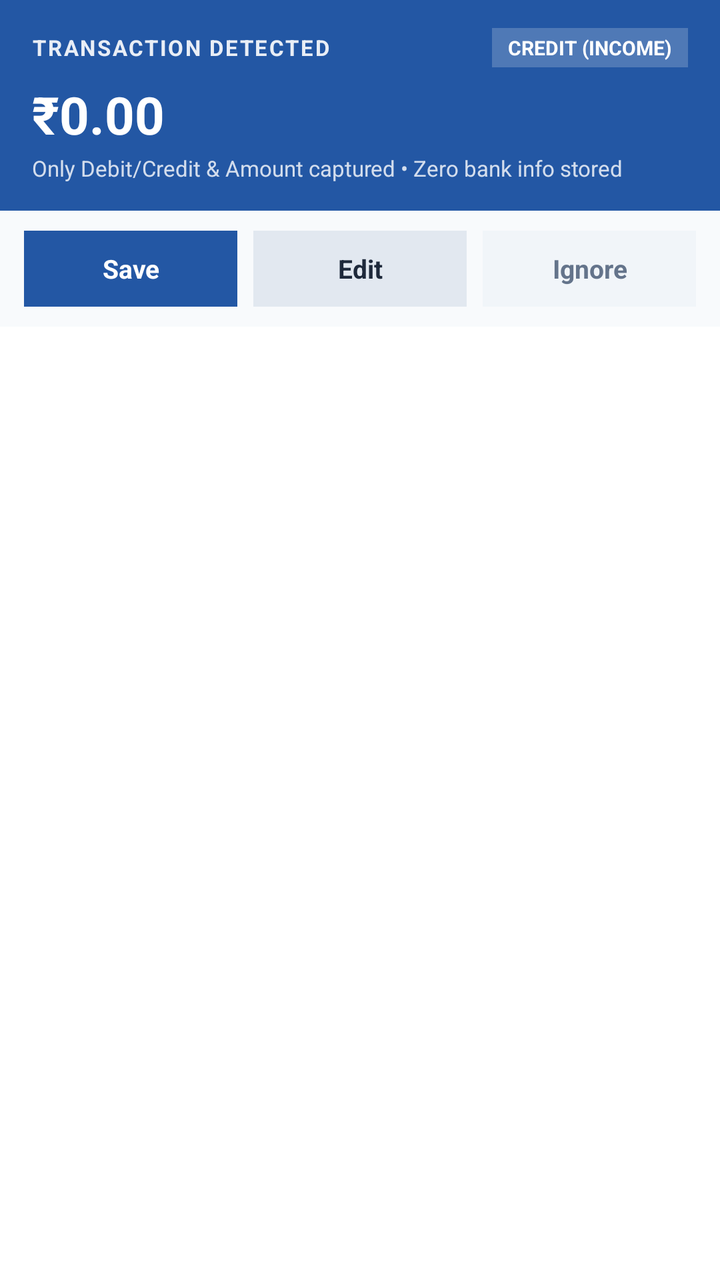
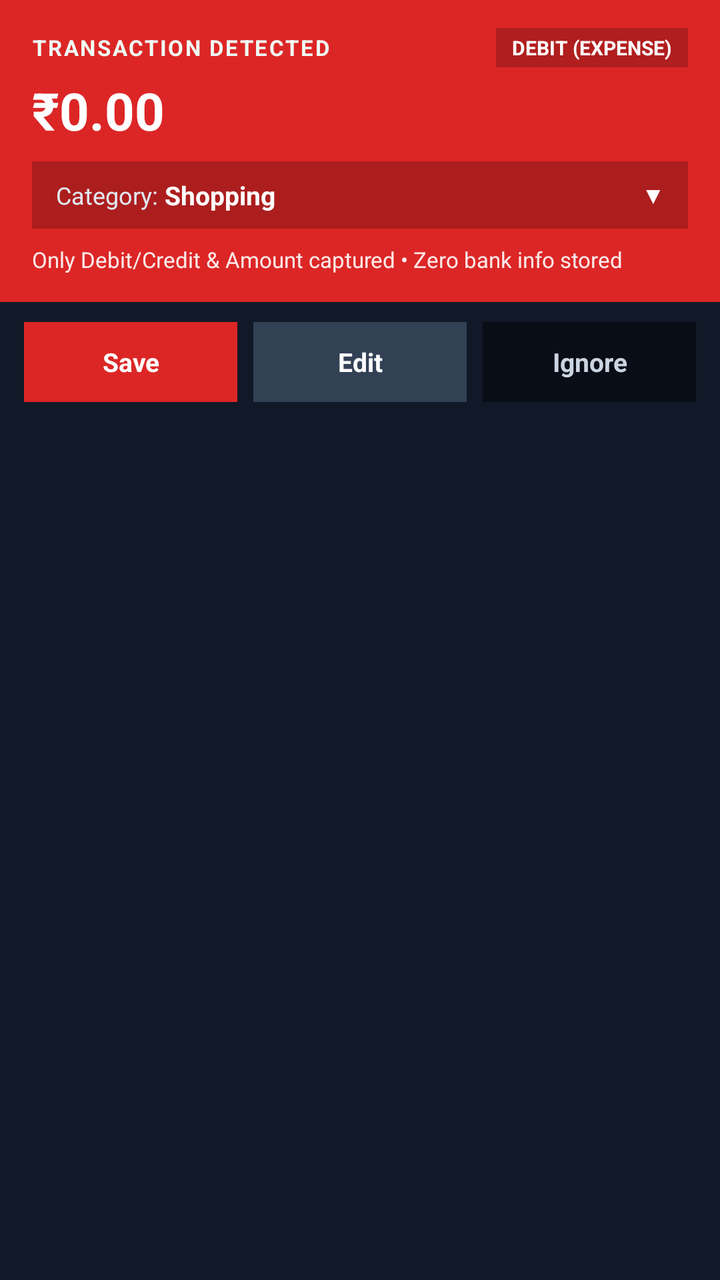

The first picture is an Android layout as it rendered before a commit; the second is the same layout after the commit. The layout source and the unified diff follow.
<!-- AndroidManifest.xml: application theme AppTheme -->
<!-- res/layout/notification_sms_drawer.xml -->
<?xml version="1.0" encoding="utf-8"?>
<LinearLayout xmlns:android="http://schemas.android.com/apk/res/android"
    android:id="@+id/notif_drawer_root"
    android:layout_width="match_parent"
    android:layout_height="wrap_content"
    android:orientation="vertical"
    android:background="#FFFFFF">

    
    <LinearLayout
        android:id="@+id/notif_drawer_header"
        android:layout_width="match_parent"
        android:layout_height="wrap_content"
        android:orientation="vertical"
        android:paddingLeft="16dp"
        android:paddingRight="16dp"
        android:paddingTop="14dp"
        android:paddingBottom="14dp"
        android:background="#2357A4">

        <LinearLayout
            android:layout_width="match_parent"
            android:layout_height="wrap_content"
            android:orientation="horizontal"
            android:gravity="center_vertical">

            <TextView
                android:id="@+id/notif_drawer_title"
                android:layout_width="0dp"
                android:layout_height="wrap_content"
                android:layout_weight="1"
                android:text="TRANSACTION DETECTED"
                android:textColor="#E6FFFFFF"
                android:textSize="11sp"
                android:textStyle="bold"
                android:letterSpacing="0.08" />

            <TextView
                android:id="@+id/notif_drawer_type_pill"
                android:layout_width="wrap_content"
                android:layout_height="wrap_content"
                android:paddingLeft="8dp"
                android:paddingRight="8dp"
                android:paddingTop="3dp"
                android:paddingBottom="3dp"
                android:background="#33FFFFFF"
                android:text="CREDIT (INCOME)"
                android:textColor="#FFFFFF"
                android:textSize="10sp"
                android:textStyle="bold" />
        </LinearLayout>

        <TextView
            android:id="@+id/notif_drawer_amount"
            android:layout_width="match_parent"
            android:layout_height="wrap_content"
            android:layout_marginTop="6dp"
            android:text="₹0.00"
            android:textColor="#FFFFFF"
            android:textSize="26sp"
            android:textStyle="bold" />

        <TextView
            android:id="@+id/notif_drawer_subtitle"
            android:layout_width="match_parent"
            android:layout_height="wrap_content"
            android:layout_marginTop="2dp"
            android:text="Only Debit/Credit &amp; Amount captured • Zero bank info stored"
            android:textColor="#CCFFFFFF"
            android:textSize="11sp" />
    </LinearLayout>

    
    <LinearLayout
        android:layout_width="match_parent"
        android:layout_height="wrap_content"
        android:orientation="horizontal"
        android:paddingLeft="12dp"
        android:paddingRight="12dp"
        android:paddingTop="10dp"
        android:paddingBottom="10dp"
        android:background="#F8FAFC">

        <TextView
            android:id="@+id/notif_btn_save"
            android:layout_width="0dp"
            android:layout_height="38dp"
            android:layout_weight="1"
            android:layout_marginRight="4dp"
            android:gravity="center"
            android:background="#2357A4"
            android:text="Save"
            android:textColor="#FFFFFF"
            android:textSize="13sp"
            android:textStyle="bold" />

        <TextView
            android:id="@+id/notif_btn_edit"
            android:layout_width="0dp"
            android:layout_height="38dp"
            android:layout_weight="1"
            android:layout_marginLeft="4dp"
            android:layout_marginRight="4dp"
            android:gravity="center"
            android:background="#E2E8F0"
            android:text="Edit"
            android:textColor="#1E293B"
            android:textSize="13sp"
            android:textStyle="bold" />

        <TextView
            android:id="@+id/notif_btn_ignore"
            android:layout_width="0dp"
            android:layout_height="38dp"
            android:layout_weight="1"
            android:layout_marginLeft="4dp"
            android:gravity="center"
            android:background="#F1F5F9"
            android:text="Ignore"
            android:textColor="#64748B"
            android:textSize="13sp"
            android:textStyle="bold" />
    </LinearLayout>
</LinearLayout>
<!-- resources referenced by this layout -->
<resources>
  <style name="AppTheme" parent="Theme.AppCompat.Light.DarkActionBar">
          
          <item name="colorPrimary">@color/colorPrimary</item>
          <item name="colorPrimaryDark">@color/colorPrimaryDark</item>
          <item name="colorAccent">@color/colorAccent</item>
      </style>
</resources>

<!-- the commit's change to res/layout/notification_sms_drawer.xml (unified diff, before → after) -->
@@ -4,7 +4,7 @@
     android:layout_width="match_parent"
     android:layout_height="wrap_content"
     android:orientation="vertical"
-    android:background="#FFFFFF">
+    android:background="#111827">
 
     
     <LinearLayout
@@ -16,7 +16,7 @@
         android:paddingRight="16dp"
         android:paddingTop="14dp"
         android:paddingBottom="14dp"
-        android:background="#2357A4">
+        android:background="#DC2626">
 
         <LinearLayout
             android:layout_width="match_parent"
@@ -30,7 +30,7 @@
                 android:layout_height="wrap_content"
                 android:layout_weight="1"
                 android:text="TRANSACTION DETECTED"
-                android:textColor="#E6FFFFFF"
+                android:textColor="#F0FDF4"
                 android:textSize="11sp"
                 android:textStyle="bold"
                 android:letterSpacing="0.08" />
@@ -43,8 +43,8 @@
                 android:paddingRight="8dp"
                 android:paddingTop="3dp"
                 android:paddingBottom="3dp"
-                android:background="#33FFFFFF"
-                android:text="CREDIT (INCOME)"
+                android:background="#33000000"
+                android:text="DEBIT (EXPENSE)"
                 android:textColor="#FFFFFF"
                 android:textSize="10sp"
                 android:textStyle="bold" />
@@ -54,19 +54,283 @@
             android:id="@+id/notif_drawer_amount"
             android:layout_width="match_parent"
             android:layout_height="wrap_content"
-            android:layout_marginTop="6dp"
+            android:layout_marginTop="4dp"
             android:text="₹0.00"
             android:textColor="#FFFFFF"
             android:textSize="26sp"
             android:textStyle="bold" />
 
+        
+        <LinearLayout
+            android:id="@+id/notif_category_selector_row"
+            android:layout_width="match_parent"
+            android:layout_height="wrap_content"
+            android:layout_marginTop="8dp"
+            android:layout_marginBottom="6dp"
+            android:paddingLeft="12dp"
+            android:paddingRight="12dp"
+            android:paddingTop="8dp"
+            android:paddingBottom="8dp"
+            android:orientation="horizontal"
+            android:gravity="center_vertical"
+            android:background="#38000000">
+
+            <TextView
+                android:layout_width="wrap_content"
+                android:layout_height="wrap_content"
+                android:text="Category: "
+                android:textColor="#E2E8F0"
+                android:textSize="12sp" />
+
+            <TextView
+                android:id="@+id/notif_category_value"
+                android:layout_width="0dp"
+                android:layout_height="wrap_content"
+                android:layout_weight="1"
+                android:text="Shopping"
+                android:textColor="#FFFFFF"
+                android:textSize="13sp"
+                android:textStyle="bold"
+                android:singleLine="true"
+                android:ellipsize="end" />
+
+            <TextView
+                android:id="@+id/notif_category_chevron"
+                android:layout_width="wrap_content"
+                android:layout_height="wrap_content"
+                android:text="▼"
+                android:textColor="#FFFFFF"
+                android:textSize="11sp"
+                android:textStyle="bold" />
+        </LinearLayout>
+
+        
+        <LinearLayout
+            android:id="@+id/notif_category_dropdown_list"
+            android:layout_width="match_parent"
+            android:layout_height="wrap_content"
+            android:layout_marginBottom="8dp"
+            android:padding="6dp"
+            android:orientation="vertical"
+            android:background="#D90F172A"
+            android:visibility="gone">
+
+            
+            <LinearLayout
+                android:layout_width="match_parent"
+                android:layout_height="wrap_content"
+                android:orientation="horizontal">
+                <TextView
+                    android:id="@+id/notif_cat_opt_0"
+                    android:layout_width="0dp"
+                    android:layout_height="wrap_content"
+                    android:layout_weight="1"
+                    android:layout_margin="2dp"
+                    android:paddingLeft="8dp"
+                    android:paddingRight="8dp"
+                    android:paddingTop="6dp"
+                    android:paddingBottom="6dp"
+                    android:background="#1E293B"
+                    android:textColor="#FFFFFF"
+                    android:textSize="11sp"
+                    android:singleLine="true"
+                    android:ellipsize="end" />
+                <TextView
+                    android:id="@+id/notif_cat_opt_1"
+                    android:layout_width="0dp"
+                    android:layout_height="wrap_content"
+                    android:layout_weight="1"
+                    android:layout_margin="2dp"
+                    android:paddingLeft="8dp"
+                    android:paddingRight="8dp"
+                    android:paddingTop="6dp"
+                    android:paddingBottom="6dp"
+                    android:background="#1E293B"
+                    android:textColor="#FFFFFF"
+                    android:textSize="11sp"
+                    android:singleLine="true"
+                    android:ellipsize="end" />
+            </LinearLayout>
+
+            
+            <LinearLayout
+                android:layout_width="match_parent"
+                android:layout_height="wrap_content"
+                android:orientation="horizontal">
+                <TextView
+                    android:id="@+id/notif_cat_opt_2"
+                    android:layout_width="0dp"
+                    android:layout_height="wrap_content"
+                    android:layout_weight="1"
+                    android:layout_margin="2dp"
+                    android:paddingLeft="8dp"
+                    android:paddingRight="8dp"
+                    android:paddingTop="6dp"
+                    android:paddingBottom="6dp"
+                    android:background="#1E293B"
+                    android:textColor="#FFFFFF"
+                    android:textSize="11sp"
+                    android:singleLine="true"
+                    android:ellipsize="end" />
+                <TextView
+                    android:id="@+id/notif_cat_opt_3"
+                    android:layout_width="0dp"
+                    android:layout_height="wrap_content"
+                    android:layout_weight="1"
+                    android:layout_margin="2dp"
+                    android:paddingLeft="8dp"
+                    android:paddingRight="8dp"
+                    android:paddingTop="6dp"
+                    android:paddingBottom="6dp"
+                    android:background="#1E293B"
+                    android:textColor="#FFFFFF"
+                    android:textSize="11sp"
+                    android:singleLine="true"
+                    android:ellipsize="end" />
+            </LinearLayout>
+
+            
+            <LinearLayout
+                android:layout_width="match_parent"
+                android:layout_height="wrap_content"
+                android:orientation="horizontal">
+                <TextView
+                    android:id="@+id/notif_cat_opt_4"
+                    android:layout_width="0dp"
+                    android:layout_height="wrap_content"
+                    android:layout_weight="1"
+                    android:layout_margin="2dp"
+                    android:paddingLeft="8dp"
+                    android:paddingRight="8dp"
+                    android:paddingTop="6dp"
+                    android:paddingBottom="6dp"
+                    android:background="#1E293B"
+                    android:textColor="#FFFFFF"
+                    android:textSize="11sp"
+                    android:singleLine="true"
+                    android:ellipsize="end" />
+                <TextView
+                    android:id="@+id/notif_cat_opt_5"
+                    android:layout_width="0dp"
+                    android:layout_height="wrap_content"
+                    android:layout_weight="1"
+                    android:layout_margin="2dp"
+                    android:paddingLeft="8dp"
+                    android:paddingRight="8dp"
+                    android:paddingTop="6dp"
+                    android:paddingBottom="6dp"
+                    android:background="#1E293B"
+                    android:textColor="#FFFFFF"
+                    android:textSize="11sp"
+                    android:singleLine="true"
+                    android:ellipsize="end" />
+            </LinearLayout>
+
+            
+            <LinearLayout
+                android:layout_width="match_parent"
+                android:layout_height="wrap_content"
+                android:orientation="horizontal">
+                <TextView
+                    android:id="@+id/notif_cat_opt_6"
+                    android:layout_width="0dp"
+                    android:layout_height="wrap_content"
+                    android:layout_weight="1"
+                    android:layout_margin="2dp"
+                    android:paddingLeft="8dp"
+                    android:paddingRight="8dp"
+                    android:paddingTop="6dp"
+                    android:paddingBottom="6dp"
+                    android:background="#1E293B"
+                    android:textColor="#FFFFFF"
+                    android:textSize="11sp"
+                    android:singleLine="true"
+                    android:ellipsize="end" />
+                <TextView
+                    android:id="@+id/notif_cat_opt_7"
+                    android:layout_width="0dp"
+                    android:layout_height="wrap_content"
+                    android:layout_weight="1"
+                    android:layout_margin="2dp"
+                    android:paddingLeft="8dp"
+                    android:paddingRight="8dp"
+                    android:paddingTop="6dp"
+                    android:paddingBottom="6dp"
+                    android:background="#1E293B"
+                    android:textColor="#FFFFFF"
+                    android:textSize="11sp"
+                    android:singleLine="true"
+                    android:ellipsize="end" />
+            </LinearLayout>
+
+            
+            <LinearLayout
+                android:id="@+id/notif_cat_row_5"
+                android:layout_width="match_parent"
+                android:layout_height="wrap_content"
+                android:orientation="horizontal">
+                <TextView
+                    android:id="@+id/notif_cat_opt_8"
+                    android:layout_width="0dp"
+                    android:layout_height="wrap_content"
+                    android:layout_weight="1"
+                    android:layout_margin="2dp"
+                    android:paddingLeft="8dp"
+                    android:paddingRight="8dp"
+                    android:paddingTop="6dp"
+                    android:paddingBottom="6dp"
+                    android:background="#1E293B"
+                    android:textColor="#FFFFFF"
+                    android:textSize="11sp"
+                    android:singleLine="true"
+                    android:ellipsize="end" />
+                <TextView
+                    android:id="@+id/notif_cat_opt_9"
+                    android:layout_width="0dp"
+                    android:layout_height="wrap_content"
+                    android:layout_weight="1"
+                    android:layout_margin="2dp"
+                    android:paddingLeft="8dp"
+                    android:paddingRight="8dp"
+                    android:paddingTop="6dp"
+                    android:paddingBottom="6dp"
+                    android:background="#1E293B"
+                    android:textColor="#FFFFFF"
+                    android:textSize="11sp"
+                    android:singleLine="true"
+                    android:ellipsize="end" />
+            </LinearLayout>
+
+            
+            <LinearLayout
+                android:id="@+id/notif_cat_row_6"
+                android:layout_width="match_parent"
+                android:layout_height="wrap_content"
+                android:orientation="horizontal">
+                <TextView
+                    android:id="@+id/notif_cat_opt_10"
+                    android:layout_width="match_parent"
+                    android:layout_height="wrap_content"
+                    android:layout_margin="2dp"
+                    android:paddingLeft="8dp"
+                    android:paddingRight="8dp"
+                    android:paddingTop="6dp"
+                    android:paddingBottom="6dp"
+                    android:background="#1E293B"
+                    android:textColor="#FFFFFF"
+                    android:textSize="11sp"
+                    android:singleLine="true"
+                    android:ellipsize="end" />
+            </LinearLayout>
+        </LinearLayout>
+
         <TextView
             android:id="@+id/notif_drawer_subtitle"
             android:layout_width="match_parent"
             android:layout_height="wrap_content"
             android:layout_marginTop="2dp"
             android:text="Only Debit/Credit &amp; Amount captured • Zero bank info stored"
-            android:textColor="#CCFFFFFF"
+            android:textColor="#E6FFFFFF"
             android:textSize="11sp" />
     </LinearLayout>
 
@@ -79,16 +343,16 @@
         android:paddingRight="12dp"
         android:paddingTop="10dp"
         android:paddingBottom="10dp"
-        android:background="#F8FAFC">
+        android:background="#111827">
 
         <TextView
             android:id="@+id/notif_btn_save"
             android:layout_width="0dp"
-            android:layout_height="38dp"
+            android:layout_height="40dp"
             android:layout_weight="1"
             android:layout_marginRight="4dp"
             android:gravity="center"
-            android:background="#2357A4"
+            android:background="#DC2626"
             android:text="Save"
             android:textColor="#FFFFFF"
             android:textSize="13sp"
@@ -97,27 +361,27 @@
         <TextView
             android:id="@+id/notif_btn_edit"
             android:layout_width="0dp"
-            android:layout_height="38dp"
+            android:layout_height="40dp"
             android:layout_weight="1"
             android:layout_marginLeft="4dp"
             android:layout_marginRight="4dp"
             android:gravity="center"
-            android:background="#E2E8F0"
+            android:background="#334155"
             android:text="Edit"
-            android:textColor="#1E293B"
+            android:textColor="#FFFFFF"
             android:textSize="13sp"
             android:textStyle="bold" />
 
         <TextView
             android:id="@+id/notif_btn_ignore"
             android:layout_width="0dp"
-            android:layout_height="38dp"
+            android:layout_height="40dp"
             android:layout_weight="1"
             android:layout_marginLeft="4dp"
             android:gravity="center"
-            android:background="#F1F5F9"
+            android:background="#090D16"
             android:text="Ignore"
-            android:textColor="#64748B"
+            android:textColor="#CBD5E1"
             android:textSize="13sp"
             android:textStyle="bold" />
     </LinearLayout>
